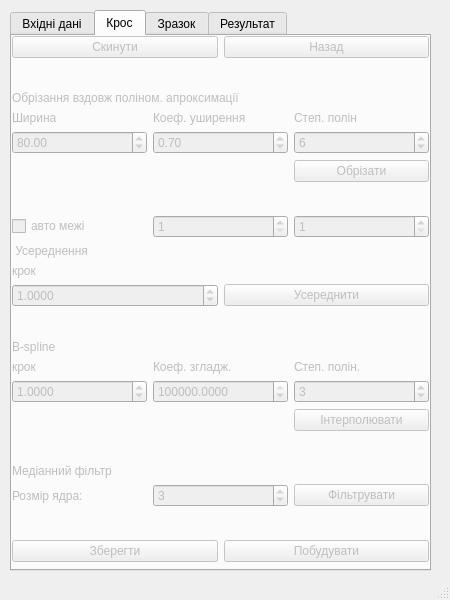
Old version of the form qtr.ui in the repository xkronosua/QTR.
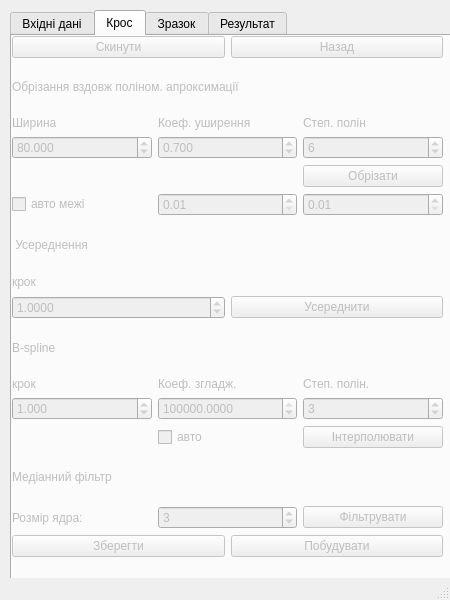
New version of the form. The open tabs and pages were chosen to show the change.

```diff
--- a/qtr.ui
+++ b/qtr.ui
@@ -70,8 +70,8 @@
      <rect>
       <x>10</x>
       <y>10</y>
-      <width>421</width>
-      <height>561</height>
+      <width>511</width>
+      <height>571</height>
      </rect>
     </property>
     <property name="sizePolicy">
@@ -449,8 +449,8 @@
        <rect>
         <x>0</x>
         <y>0</y>
-        <width>417</width>
-        <height>526</height>
+        <width>431</width>
+        <height>521</height>
        </rect>
       </property>
       <layout class="QVBoxLayout" name="verticalLayout_2">
@@ -478,19 +478,6 @@
          </item>
         </layout>
        </item>
-       <item>
-        <spacer name="verticalSpacer_2">
-         <property name="orientation">
-          <enum>Qt::Vertical</enum>
-         </property>
-         <property name="sizeHint" stdset="0">
-          <size>
-           <width>20</width>
-           <height>40</height>
-          </size>
-         </property>
-        </spacer>
-       </item>
        <item>
         <widget class="QLabel" name="label_13">
          <property name="text">
@@ -537,13 +524,13 @@
          <item row="1" column="1">
           <widget class="QDoubleSpinBox" name="cPolyD">
            <property name="decimals">
-            <number>2</number>
+            <number>3</number>
            </property>
            <property name="minimum">
-            <double>0.000000000000000</double>
+            <double>0.001000000000000</double>
            </property>
            <property name="maximum">
-            <double>10.000000000000000</double>
+            <double>999.000000000000000</double>
            </property>
            <property name="singleStep">
             <double>0.010000000000000</double>
@@ -555,8 +542,14 @@
          </item>
          <item row="1" column="0">
           <widget class="QDoubleSpinBox" name="cPolyP">
+           <property name="decimals">
+            <number>3</number>
+           </property>
+           <property name="minimum">
+            <double>0.001000000000000</double>
+           </property>
            <property name="maximum">
-            <double>999.000000000000000</double>
+            <double>9999.000000000000000</double>
            </property>
            <property name="value">
             <double>80.000000000000000</double>
@@ -572,19 +565,6 @@
          </item>
         </layout>
        </item>
-       <item>
-        <spacer name="verticalSpacer_3">
-         <property name="orientation">
-          <enum>Qt::Vertical</enum>
-         </property>
-         <property name="sizeHint" stdset="0">
-          <size>
-           <width>20</width>
-           <height>40</height>
-          </size>
-         </property>
-        </spacer>
-       </item>
        <item>
         <layout class="QHBoxLayout" name="horizontalLayout_9">
          <item>
@@ -598,28 +578,34 @@
           </widget>
          </item>
          <item>
-          <widget class="QSpinBox" name="cStart">
+          <widget class="QDoubleSpinBox" name="cStart">
            <property name="minimum">
-            <number>1</number>
+            <double>0.010000000000000</double>
            </property>
            <property name="maximum">
-            <number>999999999</number>
+            <double>99999999.000000000000000</double>
+           </property>
+           <property name="singleStep">
+            <double>0.500000000000000</double>
            </property>
            <property name="value">
-            <number>1</number>
+            <double>0.010000000000000</double>
            </property>
           </widget>
          </item>
          <item>
-          <widget class="QSpinBox" name="cEnd">
+          <widget class="QDoubleSpinBox" name="cEnd">
            <property name="minimum">
-            <number>1</number>
+            <double>0.010000000000000</double>
            </property>
            <property name="maximum">
-            <number>99999999</number>
+            <double>9999999.000000000000000</double>
+           </property>
+           <property name="singleStep">
+            <double>0.500000000000000</double>
            </property>
            <property name="value">
-            <number>1</number>
+            <double>0.010000000000000</double>
            </property>
           </widget>
          </item>
@@ -669,19 +655,6 @@
          </item>
         </layout>
        </item>
-       <item>
-        <spacer name="verticalSpacer_4">
-         <property name="orientation">
-          <enum>Qt::Vertical</enum>
-         </property>
-         <property name="sizeHint" stdset="0">
-          <size>
-           <width>20</width>
-           <height>40</height>
-          </size>
-         </property>
-        </spacer>
-       </item>
        <item>
         <widget class="QLabel" name="label_15">
          <property name="text">
@@ -754,10 +727,10 @@
          <item row="1" column="1">
           <widget class="QDoubleSpinBox" name="cB_splineStep">
            <property name="decimals">
-            <number>4</number>
+            <number>3</number>
            </property>
            <property name="minimum">
-            <double>0.000100000000000</double>
+            <double>0.001000000000000</double>
            </property>
            <property name="maximum">
             <double>999999999.000000000000000</double>
@@ -767,21 +740,15 @@
            </property>
           </widget>
          </item>
+         <item row="2" column="2">
+          <widget class="QCheckBox" name="cAutoB_splineS">
+           <property name="text">
+            <string>авто</string>
+           </property>
+          </widget>
+         </item>
         </layout>
        </item>
-       <item>
-        <spacer name="verticalSpacer_5">
-         <property name="orientation">
-          <enum>Qt::Vertical</enum>
-         </property>
-         <property name="sizeHint" stdset="0">
-          <size>
-           <width>20</width>
-           <height>40</height>
-          </size>
-         </property>
-        </spacer>
-       </item>
        <item>
         <widget class="QLabel" name="label_29">
          <property name="text">
@@ -820,19 +787,6 @@
          </item>
         </layout>
        </item>
-       <item>
-        <spacer name="verticalSpacer">
-         <property name="orientation">
-          <enum>Qt::Vertical</enum>
-         </property>
-         <property name="sizeHint" stdset="0">
-          <size>
-           <width>20</width>
-           <height>40</height>
-          </size>
-         </property>
-        </spacer>
-       </item>
        <item>
         <layout class="QHBoxLayout" name="horizontalLayout_5">
          <item>
```
Left out of the diff: 103 changed lines with no effect on the pictures.
